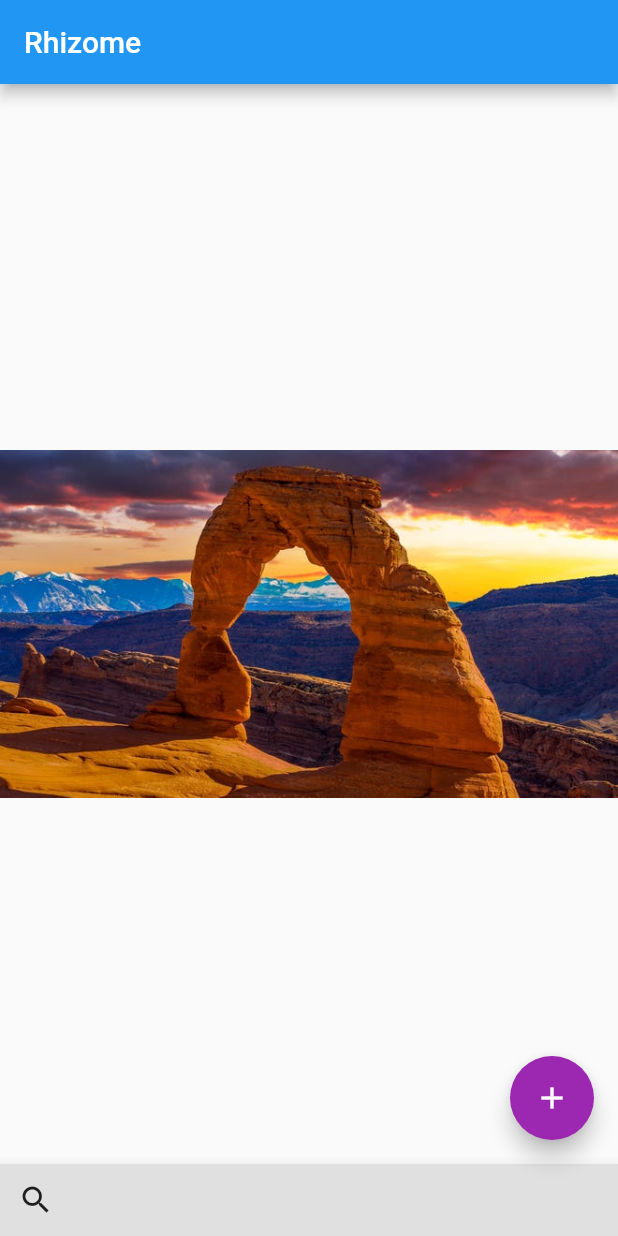
After one commit to TheRealKiraAI/rhizome-gui, a Flutter app: the screen it shows after launch, on a phone screen of 412 x 824 dp. The commit adds this screen. Run offline on Flutter 3.47's test engine with Material 2 defaults, Android fonts, the phone set to English and light mode, and no system bars; missing offline and left inert: rhizome.

Commit message:
WIP: Init center image Thing layout

```diff
--- a/lib/screens/rhizome_screen.dart
+++ b/lib/screens/rhizome_screen.dart
@@ -2,9 +2,7 @@ import 'package:flutter/material.dart';
 import 'package:rhizome/rhizome.dart';
 import 'package:rhizome_gui/models/rhizome_manager.dart';
 import 'package:rhizome_gui/screens/create_information_screen.dart';
-import 'package:rhizome_gui/widgets/moveable_thing.dart';
-import 'package:rhizome_gui/widgets/thing_card.dart';
-import 'package:rhizome_gui/widgets/thing_container.dart';
+import 'package:rhizome_gui/widgets/center_thing_screen.dart';
 import 'package:rhizome_gui/widgets/thing_world.dart';
 
 class RhizomeScreen extends StatefulWidget {
@@ -29,7 +27,7 @@ class _RhizomeScreenState extends State<RhizomeScreen> {
         body: Container(
           height: MediaQuery.of(context).size.height,
           width: MediaQuery.of(context).size.width,
-          child: ThingWorld(),
+          child: CenterThingScreen(),
         ),
         floatingActionButton: _addButton(),
         bottomNavigationBar: _bottomNavigationBar());
--- /dev/null
+++ b/lib/widgets/center_thing_screen.dart
@@ -0,0 +1,43 @@
+import 'package:flutter/material.dart';
+import 'package:rhizome/rhizome.dart';
+import 'package:rhizome_gui/models/rhizome_manager.dart';
+import 'package:rhizome_gui/utils/size_config.dart';
+import 'package:rhizome_gui/widgets/moveable_thing.dart';
+import 'package:rhizome_gui/widgets/thing_container.dart';
+
+class CenterThingScreen extends StatefulWidget {
+  GlobalKey<NavigatorState> globalKey;
+  final List<MoveableThing> moveableThing;
+  final List<ThingContainer> list;
+  List<Thing> tags;
+  List<Thing> targets;
+
+  CenterThingScreen({Key key, this.globalKey, this.moveableThing, this.list})
+      : super(key: key);
+
+  _CenterThingScreen createState() => _CenterThingScreen();
+}
+
+class _CenterThingScreen extends State<CenterThingScreen> {
+  String velocity = "velocity";
+  String scale = "scale";
+  TransformationController controller = TransformationController();
+
+  @override
+  Widget build(BuildContext context) {
+    SizeConfig().init(context);
+    final Rhizome rhizome = RhizomeManager.getInstance();
+    final moabImage = Image.asset('assets/images/moab.jpg');
+
+    return Center(
+      child: Column(
+        mainAxisAlignment: MainAxisAlignment.center,
+        children: [
+          Expanded(
+            child: moabImage
+          ),
+        ]
+      )
+    );
+  }
+}
```
